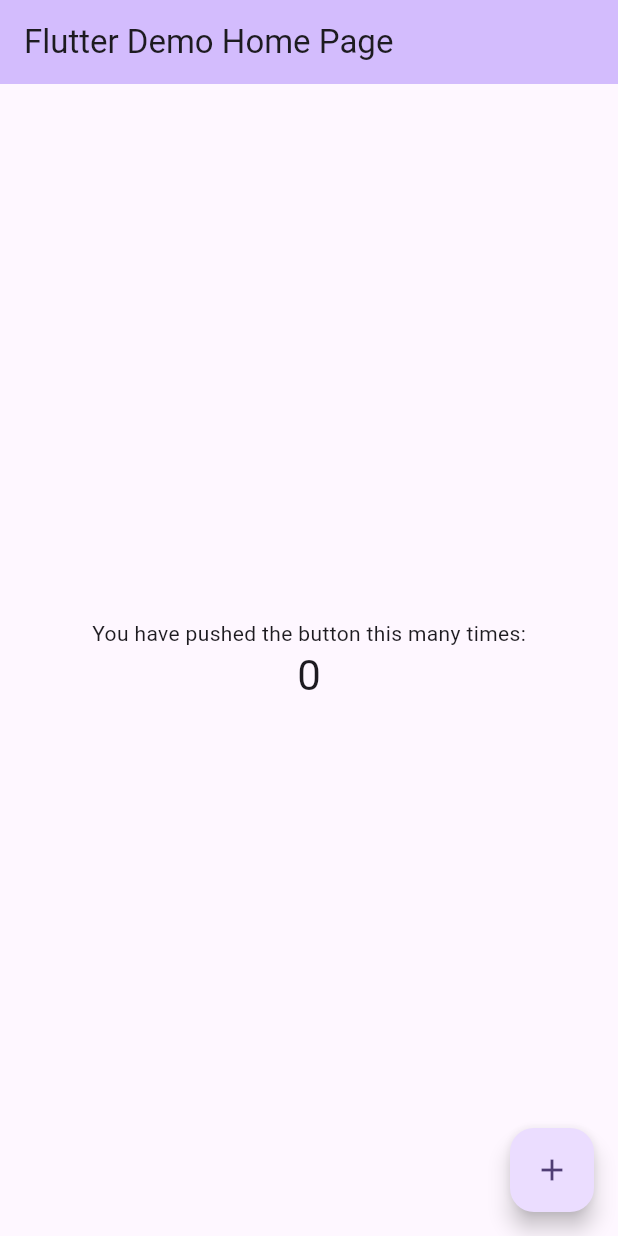
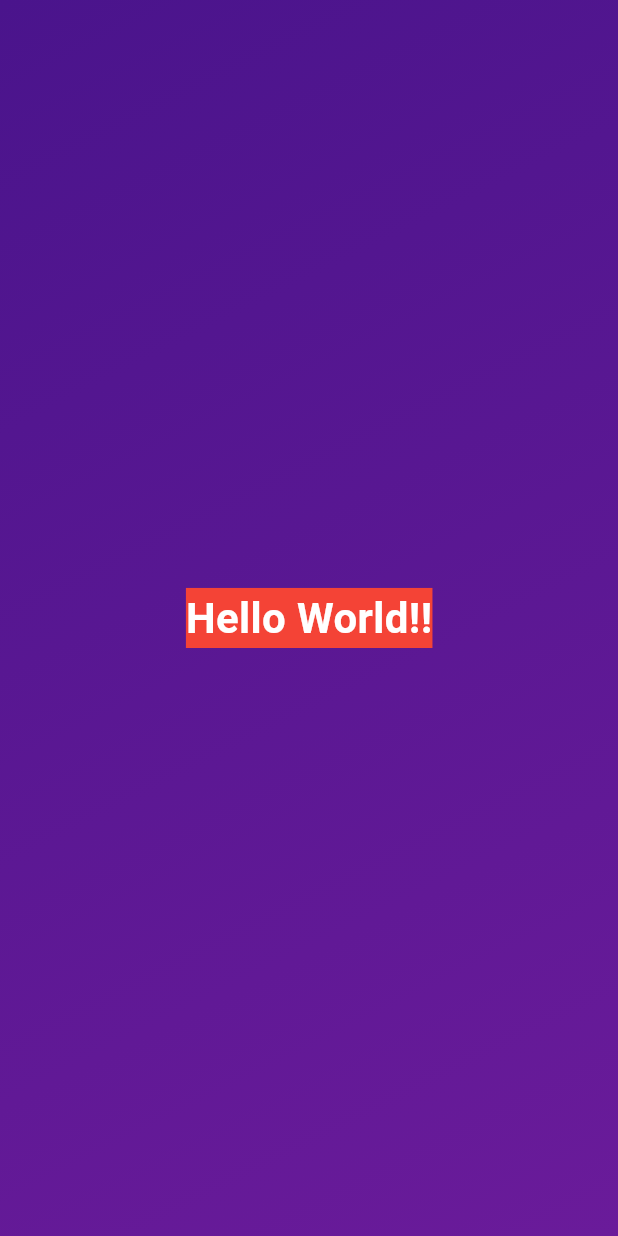
Before and after one commit to ManashNepal/dice_roll_app, a Flutter app: the screen it shows after launch, on a phone screen of 412 x 824 dp. Run offline on Flutter 3.47's test engine with Material 3 defaults, Android fonts, the phone set to English and light mode, and no system bars.

Commit message:
Minor Changes

```diff
--- a/lib/main.dart
+++ b/lib/main.dart
@@ -1,125 +1,38 @@
 import 'package:flutter/material.dart';
 
 void main() {
-  runApp(const MyApp());
+  runApp(
+    const MaterialApp(
+      home: Scaffold(
+        body: GradientContainer(),
+      ),
+    ),
+  );
 }
 
-class MyApp extends StatelessWidget {
-  const MyApp({super.key});
+class GradientContainer extends StatelessWidget {
+  const GradientContainer({super.key});
 
-  // This widget is the root of your application.
   @override
-  Widget build(BuildContext context) {
-    return MaterialApp(
-      title: 'Flutter Demo',
-      theme: ThemeData(
-        // This is the theme of your application.
-        //
-        // TRY THIS: Try running your application with "flutter run". You'll see
-        // the application has a purple toolbar. Then, without quitting the app,
-        // try changing the seedColor in the colorScheme below to Colors.green
-        // and then invoke "hot reload" (save your changes or press the "hot
-        // reload" button in a Flutter-supported IDE, or press "r" if you used
-        // the command line to start the app).
-        //
-        // Notice that the counter didn't reset back to zero; the application
-        // state is not lost during the reload. To reset the state, use hot
-        // restart instead.
-        //
-        // This works for code too, not just values: Most code changes can be
-        // tested with just a hot reload.
-        colorScheme: ColorScheme.fromSeed(seedColor: Colors.deepPurple),
-        useMaterial3: true,
+  Widget build(context) {
+    return Container(
+      decoration: BoxDecoration(
+        gradient: LinearGradient(
+            colors: [Colors.purple.shade900, Colors.purple.shade800],
+            begin: Alignment.topLeft,
+            end: Alignment.bottomRight),
       ),
-      home: const MyHomePage(title: 'Flutter Demo Home Page'),
+      child: const Center(
+        child: Text(
+          "Hello World!!",
+          style: TextStyle(
+            fontWeight: FontWeight.bold,
+            fontSize: 28,
+            color: Colors.white,
+            backgroundColor: Colors.red,
+          ),
+        ),
+      ),
     );
   }
 }
-
-class MyHomePage extends StatefulWidget {
-  const MyHomePage({super.key, required this.title});
-
-  // This widget is the home page of your application. It is stateful, meaning
-  // that it has a State object (defined below) that contains fields that affect
-  // how it looks.
-
-  // This class is the configuration for the state. It holds the values (in this
-  // case the title) provided by the parent (in this case the App widget) and
-  // used by the build method of the State. Fields in a Widget subclass are
-  // always marked "final".
-
-  final String title;
-
-  @override
-  State<MyHomePage> createState() => _MyHomePageState();
-}
-
-class _MyHomePageState extends State<MyHomePage> {
-  int _counter = 0;
-
-  void _incrementCounter() {
-    setState(() {
-      // This call to setState tells the Flutter framework that something has
-      // changed in this State, which causes it to rerun the build method below
-      // so that the display can reflect the updated values. If we changed
-      // _counter without calling setState(), then the build method would not be
-      // called again, and so nothing would appear to happen.
-      _counter++;
-    });
-  }
-
-  @override
-  Widget build(BuildContext context) {
-    // This method is rerun every time setState is called, for instance as done
-    // by the _incrementCounter method above.
-    //
-    // The Flutter framework has been optimized to make rerunning build methods
-    // fast, so that you can just rebuild anything that needs updating rather
-    // than having to individually change instances of widgets.
-    return Scaffold(
-      appBar: AppBar(
-        // TRY THIS: Try changing the color here to a specific color (to
-        // Colors.amber, perhaps?) and trigger a hot reload to see the AppBar
-        // change color while the other colors stay the same.
-        backgroundColor: Theme.of(context).colorScheme.inversePrimary,
-        // Here we take the value from the MyHomePage object that was created by
-        // the App.build method, and use it to set our appbar title.
-        title: Text(widget.title),
-      ),
-      body: Center(
-        // Center is a layout widget. It takes a single child and positions it
-        // in the middle of the parent.
-        child: Column(
-          // Column is also a layout widget. It takes a list of children and
-          // arranges them vertically. By default, it sizes itself to fit its
-          // children horizontally, and tries to be as tall as its parent.
-          //
-          // Column has various properties to control how it sizes itself and
-          // how it positions its children. Here we use mainAxisAlignment to
-          // center the children vertically; the main axis here is the vertical
-          // axis because Columns are vertical (the cross axis would be
-          // horizontal).
-          //
-          // TRY THIS: Invoke "debug painting" (choose the "Toggle Debug Paint"
-          // action in the IDE, or press "p" in the console), to see the
-          // wireframe for each widget.
-          mainAxisAlignment: MainAxisAlignment.center,
-          children: <Widget>[
-            const Text(
-              'You have pushed the button this many times:',
-            ),
-            Text(
-              '$_counter',
-              style: Theme.of(context).textTheme.headlineMedium,
-            ),
-          ],
-        ),
-      ),
-      floatingActionButton: FloatingActionButton(
-        onPressed: _incrementCounter,
-        tooltip: 'Increment',
-        child: const Icon(Icons.add),
-      ), // This trailing comma makes auto-formatting nicer for build methods.
-    );
-  }
-}
```
